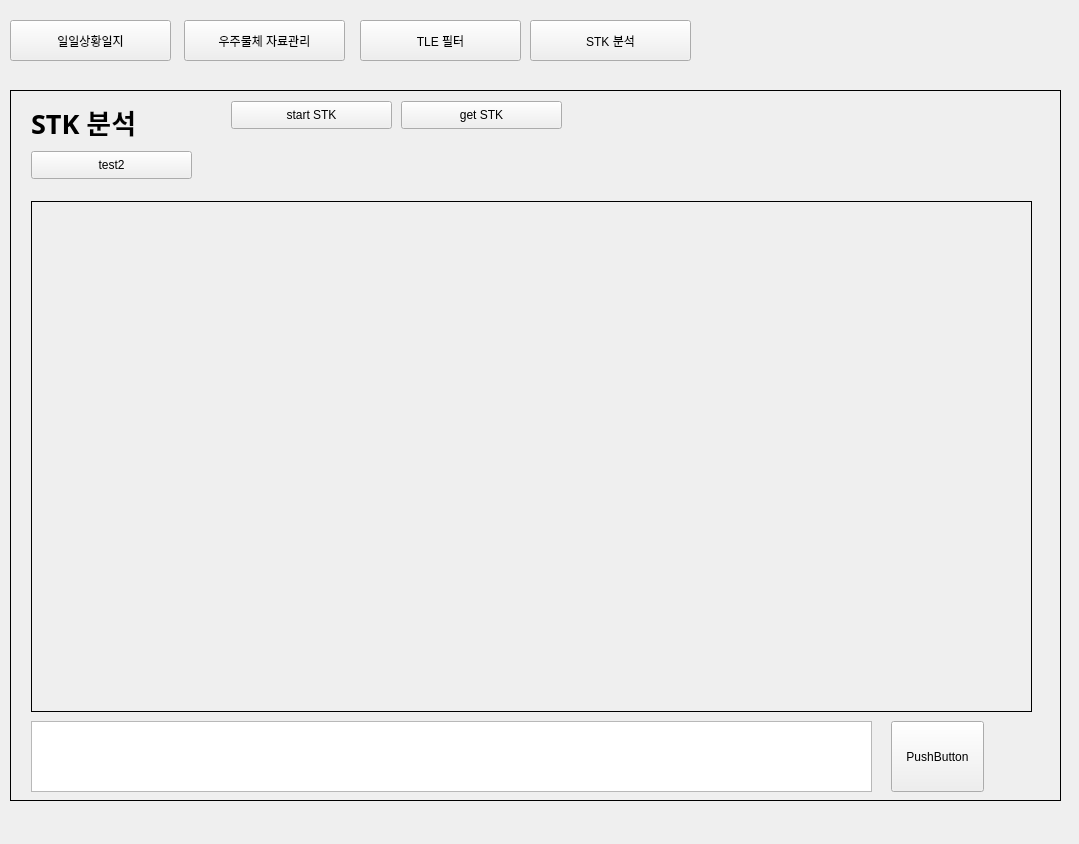
Above: DataFiles/SIMP_main.ui from FSOP/SIMP_python before the change. Below: the same form after it.
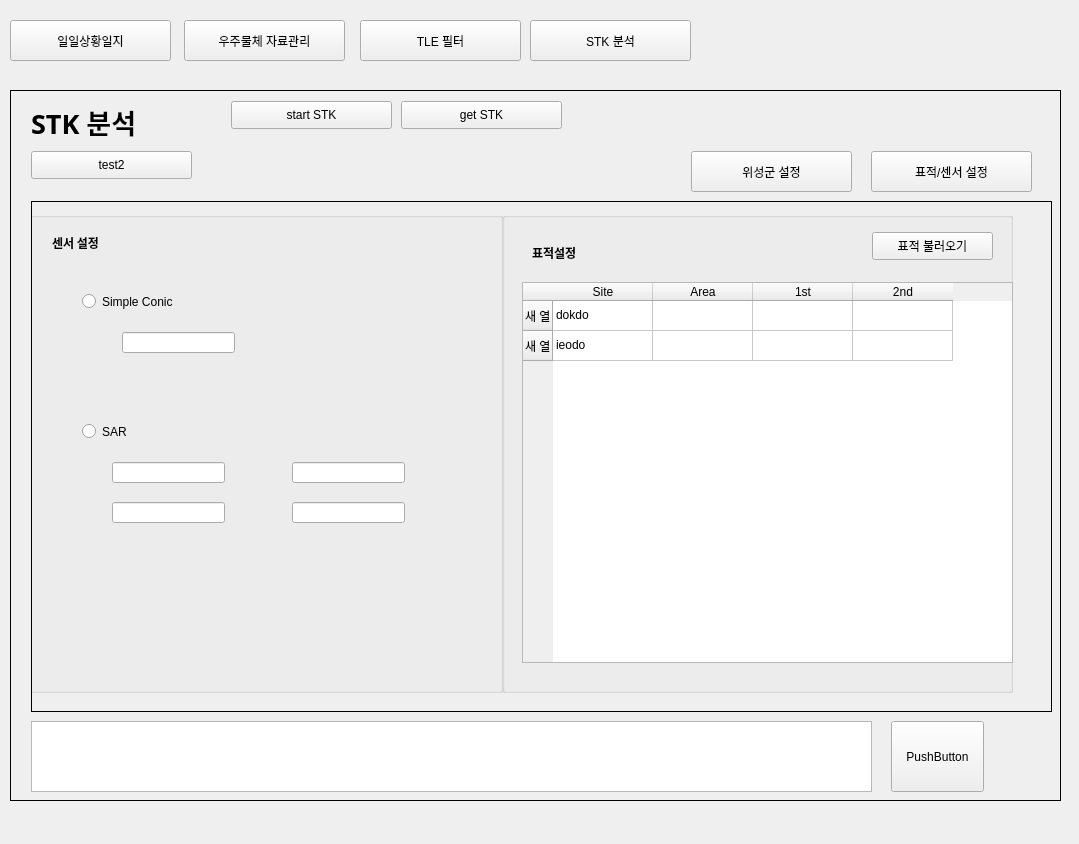
That is the form after the change. The open tabs and pages were chosen to show the change.

Patch:
```diff
--- a/DataFiles/SIMP_main.ui
+++ b/DataFiles/SIMP_main.ui
@@ -460,7 +460,7 @@
       <rect>
        <x>20</x>
        <y>110</y>
-       <width>1001</width>
+       <width>1021</width>
        <height>511</height>
       </rect>
      </property>
@@ -1297,7 +1297,260 @@
        </property>
       </widget>
      </widget>
-     <widget class="QWidget" name="page_6"/>
+     <widget class="QWidget" name="page_6">
+      <widget class="QGroupBox" name="groupBox_5">
+       <property name="geometry">
+        <rect>
+         <x>-10</x>
+         <y>10</y>
+         <width>481</width>
+         <height>481</height>
+        </rect>
+       </property>
+       <property name="title">
+        <string/>
+       </property>
+       <widget class="QLabel" name="label_19">
+        <property name="geometry">
+         <rect>
+          <x>30</x>
+          <y>20</y>
+          <width>121</width>
+          <height>21</height>
+         </rect>
+        </property>
+        <property name="font">
+         <font>
+          <family>Bahnschrift SemiBold</family>
+          <weight>75</weight>
+          <bold>true</bold>
+         </font>
+        </property>
+        <property name="text">
+         <string>센서 설정</string>
+        </property>
+        <property name="textFormat">
+         <enum>Qt::PlainText</enum>
+        </property>
+       </widget>
+       <widget class="QRadioButton" name="radioButton">
+        <property name="geometry">
+         <rect>
+          <x>60</x>
+          <y>80</y>
+          <width>171</width>
+          <height>19</height>
+         </rect>
+        </property>
+        <property name="text">
+         <string>Simple Conic</string>
+        </property>
+       </widget>
+       <widget class="QRadioButton" name="radioButton_2">
+        <property name="geometry">
+         <rect>
+          <x>60</x>
+          <y>210</y>
+          <width>171</width>
+          <height>19</height>
+         </rect>
+        </property>
+        <property name="text">
+         <string>SAR</string>
+        </property>
+       </widget>
+       <widget class="QLineEdit" name="lineEdit">
+        <property name="geometry">
+         <rect>
+          <x>100</x>
+          <y>120</y>
+          <width>113</width>
+          <height>21</height>
+         </rect>
+        </property>
+       </widget>
+       <widget class="QLineEdit" name="lineEdit_2">
+        <property name="geometry">
+         <rect>
+          <x>90</x>
+          <y>250</y>
+          <width>113</width>
+          <height>21</height>
+         </rect>
+        </property>
+       </widget>
+       <widget class="QLineEdit" name="lineEdit_3">
+        <property name="geometry">
+         <rect>
+          <x>90</x>
+          <y>290</y>
+          <width>113</width>
+          <height>21</height>
+         </rect>
+        </property>
+       </widget>
+       <widget class="QLineEdit" name="lineEdit_4">
+        <property name="geometry">
+         <rect>
+          <x>270</x>
+          <y>250</y>
+          <width>113</width>
+          <height>21</height>
+         </rect>
+        </property>
+       </widget>
+       <widget class="QLineEdit" name="lineEdit_5">
+        <property name="geometry">
+         <rect>
+          <x>270</x>
+          <y>290</y>
+          <width>113</width>
+          <height>21</height>
+         </rect>
+        </property>
+       </widget>
+      </widget>
+      <widget class="QGroupBox" name="groupBox_6">
+       <property name="geometry">
+        <rect>
+         <x>470</x>
+         <y>10</y>
+         <width>511</width>
+         <height>481</height>
+        </rect>
+       </property>
+       <property name="title">
+        <string/>
+       </property>
+       <widget class="QLabel" name="label_20">
+        <property name="geometry">
+         <rect>
+          <x>30</x>
+          <y>30</y>
+          <width>121</width>
+          <height>21</height>
+         </rect>
+        </property>
+        <property name="font">
+         <font>
+          <family>Bahnschrift SemiBold</family>
+          <weight>75</weight>
+          <bold>true</bold>
+         </font>
+        </property>
+        <property name="text">
+         <string>표적설정</string>
+        </property>
+        <property name="textFormat">
+         <enum>Qt::PlainText</enum>
+        </property>
+       </widget>
+       <widget class="QTableWidget" name="tableWidget">
+        <property name="geometry">
+         <rect>
+          <x>20</x>
+          <y>70</y>
+          <width>491</width>
+          <height>381</height>
+         </rect>
+        </property>
+        <property name="minimumSize">
+         <size>
+          <width>491</width>
+          <height>0</height>
+         </size>
+        </property>
+        <row>
+         <property name="text">
+          <string>새 열</string>
+         </property>
+        </row>
+        <row>
+         <property name="text">
+          <string>새 열</string>
+         </property>
+        </row>
+        <column>
+         <property name="text">
+          <string>Site</string>
+         </property>
+        </column>
+        <column>
+         <property name="text">
+          <string>Area</string>
+         </property>
+        </column>
+        <column>
+         <property name="text">
+          <string>1st</string>
+         </property>
+        </column>
+        <column>
+         <property name="text">
+          <string>2nd</string>
+         </property>
+        </column>
+        <item row="0" column="0">
+         <property name="text">
+          <string>dokdo</string>
+         </property>
+         <property name="checkState">
+          <enum>Unchecked</enum>
+         </property>
+         <property name="flags">
+          <set>ItemIsSelectable|ItemIsDragEnabled|ItemIsEnabled</set>
+         </property>
+        </item>
+        <item row="1" column="0">
+         <property name="text">
+          <string>ieodo</string>
+         </property>
+         <property name="checkState">
+          <enum>Unchecked</enum>
+         </property>
+        </item>
+       </widget>
+       <widget class="QPushButton" name="button_load_facility">
+        <property name="geometry">
+         <rect>
+          <x>370</x>
+          <y>20</y>
+          <width>121</width>
+          <height>28</height>
+         </rect>
+        </property>
+        <property name="text">
+         <string>표적 불러오기</string>
+        </property>
+       </widget>
+      </widget>
+     </widget>
+    </widget>
+    <widget class="QPushButton" name="button_set1">
+     <property name="geometry">
+      <rect>
+       <x>680</x>
+       <y>60</y>
+       <width>161</width>
+       <height>41</height>
+      </rect>
+     </property>
+     <property name="text">
+      <string>위성군 설정</string>
+     </property>
+    </widget>
+    <widget class="QPushButton" name="button_set2">
+     <property name="geometry">
+      <rect>
+       <x>860</x>
+       <y>60</y>
+       <width>161</width>
+       <height>41</height>
+      </rect>
+     </property>
+     <property name="text">
+      <string>표적/센서 설정</string>
+     </property>
     </widget>
    </widget>
   </widget>
```
Left out of the diff: 22 changed lines with no effect on the pictures.
